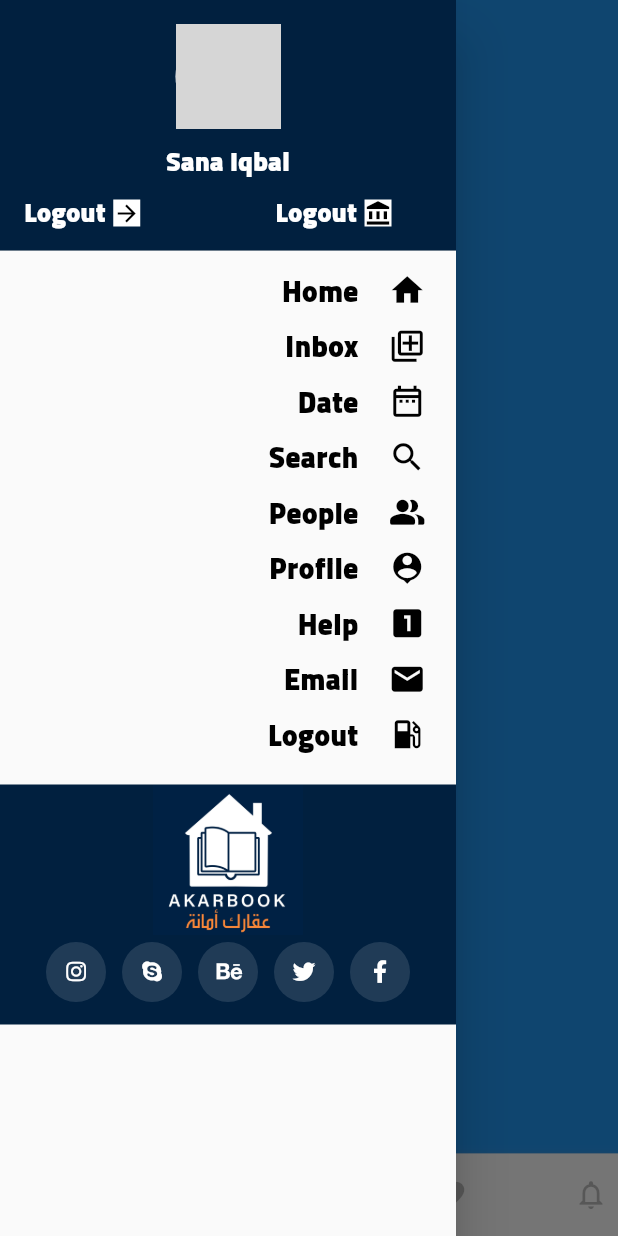
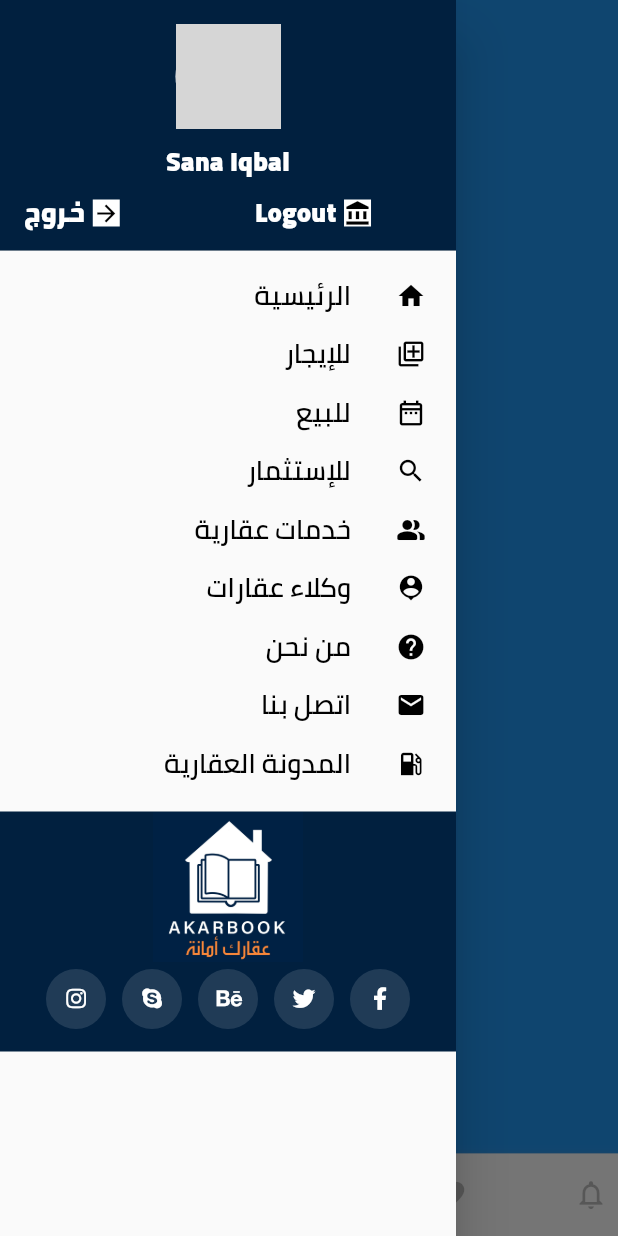
Before and after one commit to Zeehshan/akarbook, a Flutter app: the screen it shows after launch, item 2 of the bottom bar chosen, in the side drawer, after a tap on the "home" icon, on a phone screen of 412 x 824 dp. Run offline on Flutter 3.47's test engine with Material 2 defaults, Android fonts, the light colour scheme and no system bars; our stand-ins replace cached_network_image, font_awesome_flutter, get, google_fonts, sentry_flutter; network calls fail; grey boxes are pictures that could not be loaded.

Commit message:
bug fixing

```diff
--- a/lib/configs/i18n/app_translations.dart
+++ b/lib/configs/i18n/app_translations.dart
@@ -15,6 +15,7 @@ class AppTranslations extends Translations {
   @override
   Map<String, Map<String, String>> get keys => {
         'er': er_ER,
+        'err':er_TYPES
       };
 
 }
--- a/lib/configs/i18n/er_ER.dart
+++ b/lib/configs/i18n/er_ER.dart
@@ -1,3 +1,9 @@
 const Map<String, String> er_ER =  {
+   'HOME_PAGE' : 'الصفحة الرئيسية'
+};
+const Map<String, String> er_ERR =  {
    'HOME_PAGE' : 'home page screen'
 };
+const Map<String, String> er_TYPES =  {
+   'Important_Types' : 'أهم الأقسام '
+};
--- a/lib/controllers/home_controller.dart
+++ b/lib/controllers/home_controller.dart
@@ -17,4 +17,6 @@ class HomeController extends GetxController {
       update();
     super.onInit();
   }
+
+
 }
--- /dev/null
+++ b/lib/painter_example.dart
@@ -0,0 +1,99 @@
+
+import 'package:flutter/material.dart';
+import 'package:get/get.dart';
+
+final WIDTH = Get.width;
+// Widget paint =  CustomPaint(
+// size: Size(WIDTH,(WIDTH*0.625).toDouble()), //You can Replace [WIDTH] with your desired width for Custom Paint and height will be calculated automatically
+// painter: RPSCustomPainter(),
+// );
+//
+//
+// class RPSCustomPainter extends CustomPainter{
+//
+//   @override
+//   void paint(Canvas canvas, Size size) {
+//
+//
+//
+//     Paint paint_0 = new Paint()
+//       ..color = Color.fromARGB(255, 33, 150, 243)
+//       ..style = PaintingStyle.stroke
+//       ..strokeWidth = 1;
+//
+//
+//     Path path_0 = Path();
+//     path_0.moveTo(size.width,size.height*0.1000000);
+//     path_0.lineTo(size.width*0.1850000,size.height*0.7000000);
+//     path_0.lineTo(size.width*0.5600000,size.height*0.4040000);
+//     path_0.lineTo(size.width*0.5600000,size.height*0.0980000);
+//     path_0.lineTo(size.width*0.1862500,size.height*0.1000000);
+//     path_0.close();
+//
+//     canvas.drawPath(path_0, paint_0);
+//
+//
+//   }
+//
+//   @override
+//   bool shouldRepaint(covariant CustomPainter oldDelegate) {
+//     return true;
+//   }
+// }
+
+class TrianglePainter extends CustomPainter {
+  final Color strokeColor;
+  final PaintingStyle paintingStyle;
+  final double strokeWidth;
+
+  TrianglePainter({this.strokeColor = Colors.black, this.strokeWidth = 3, this.paintingStyle = PaintingStyle.stroke});
+
+  @override
+  void paint(Canvas canvas, Size size) {
+    Paint paint = Paint()
+      ..color = strokeColor
+      ..strokeWidth = strokeWidth
+      ..style = paintingStyle;
+
+    canvas.drawPath(getTrianglePath(size.width, size.height), paint);
+  }
+
+  Path getTrianglePath(double x, double y) {
+    return Path()
+      ..moveTo(0, y)
+      ..lineTo(x / 2, 0)
+      ..lineTo(x, y)
+      ..lineTo(0, y);
+  }
+
+  @override
+  bool shouldRepaint(TrianglePainter oldDelegate) {
+    return oldDelegate.strokeColor != strokeColor ||
+        oldDelegate.paintingStyle != paintingStyle ||
+        oldDelegate.strokeWidth != strokeWidth;
+  }
+}
+
+class HomePage extends StatelessWidget {
+  @override
+  Widget build(BuildContext context) {
+    return Scaffold(
+      body: Center(
+        child: RawMaterialButton(
+          onPressed: () {},
+          child: CustomPaint(
+            painter: TrianglePainter(
+              strokeColor: Colors.blue,
+              strokeWidth: 10,
+              paintingStyle: PaintingStyle.fill,
+            ),
+            child: Container(
+              height: 180,
+              width: 200,
+            ),
+          ),
+        ),
+      ),
+    );
+  }
+}
--- a/lib/ui/pages/home/drawer_page.dart
+++ b/lib/ui/pages/home/drawer_page.dart
@@ -10,7 +10,7 @@ class DrawerPage extends StatelessWidget {
         child: SingleChildScrollView(
           child: Column(
               crossAxisAlignment: CrossAxisAlignment.end,
-              mainAxisAlignment: MainAxisAlignment.end,
+              mainAxisAlignment: MainAxisAlignment.spaceBetween,
               children: [
                 Container(
                   height: 175,
@@ -32,7 +32,7 @@ class DrawerPage extends StatelessWidget {
                           size: 18),
                       Row(
                         children: [
-                          CommonText("Logout",
+                          CommonText("خروج",
                               color: Colors.white,
                               fontWeight: FontWeight.w800,
                               size: 18),
@@ -77,31 +77,31 @@ class DrawerPage extends StatelessWidget {
                     mainAxisAlignment: MainAxisAlignment.end,
                     children: [
                       DrawerMenuItem(
-                          text: "Home", icon: Icons.home, onTap: () {}),
+                          text: "الرئيسية", icon: Icons.home, onTap: () {}),
                       DrawerMenuItem(
-                          text: "Inbox",
+                          text: "للإيجار",
                           icon: Icons.queue_outlined,
                           onTap: () {}),
                       DrawerMenuItem(
-                          text: "Date",
+                          text: "للبيع",
                           icon: Icons.date_range_outlined,
                           onTap: () {}),
                       DrawerMenuItem(
-                          text: "Search", icon: Icons.search, onTap: () {}),
+                          text: "للإستثمار", icon: Icons.search, onTap: () {}),
                       DrawerMenuItem(
-                          text: "People",
+                          text: "خدمات عقارية",
                           icon: Icons.people_alt_rounded,
                           onTap: () {}),
                       DrawerMenuItem(
-                          text: "Profile",
+                          text: "وكلاء عقارات",
                           icon: Icons.person_pin,
                           onTap: () {}),
                       DrawerMenuItem(
-                          text: "Help", icon: Icons.looks_one, onTap: () {}),
+                          text: "من نحن", icon: Icons.help, onTap: () {}),
                       DrawerMenuItem(
-                          text: "Email", icon: Icons.email, onTap: () {}),
+                          text: "اتصل بنا", icon: Icons.email, onTap: () {}),
                       DrawerMenuItem(
-                          text: "Logout",
+                          text: "المدونة العقارية",
                           icon: Icons.local_gas_station,
                           onTap: () {}),
                     ],
@@ -175,35 +175,29 @@ class DrawerMenuItem extends StatelessWidget {
 
   @override
   Widget build(BuildContext context) {
-    return InkWell(
+    return Padding(
+      padding: const EdgeInsets.only(top: 5, right: 20,),
+      child: InkWell(
         onTap: onTap,
         child: Row(
           mainAxisAlignment: MainAxisAlignment.end,
           children: [
-          Padding(
-            padding: const EdgeInsets.only(top: 0, right: 20),
-            child: InkWell(
-              child: Row(
-                children: [
             CommonText("$text",
-                      color: Colors.black87,
-                      fontWeight: FontWeight.w800,
+                color: Colors.black,
+                fontWeight: FontWeight.w600,
                 fontFamily: "Cairo",
-                      size: 20),
+                size: 18),
             SizedBox(
-                    width: 20,
+              width: 30,
             ),
             Icon(
               icon,
               color: Colors.black,
-                    size: 25,
+              size: 20,
             ),
           ],
         ),
       ),
-          )
-        ],
-      ),
     );
   }
 }
--- a/lib/ui/pages/home/widgets/home.dart
+++ b/lib/ui/pages/home/widgets/home.dart
@@ -1,6 +1,9 @@
 import 'package:akarbook/configs/themes/colors.dart';
 import 'package:akarbook/controllers/home_controller.dart';
+import 'package:akarbook/painter_example.dart';
 import 'package:akarbook/ui/widget/text.dart';
+import 'package:akarbook/utils/responsive.dart';
+import 'package:akarbook/utils/utils.dart';
 import 'package:cached_network_image/cached_network_image.dart';
 import 'package:flutter/material.dart';
 import 'package:get/get.dart';
@@ -20,9 +23,10 @@ class HomeWidget extends StatelessWidget {
           SizedBox(
             height: Get.height,
             child: Stack(alignment: Alignment.topCenter, children: [
+              // TrianglePainter,
               Container(
                 margin: EdgeInsets.only(bottom: Get.height / 3),
-                height: MediaQuery.of(context).size.height - 400,
+                height: !Screen.isLandscape(context)? MediaQuery.of(context).size.height - 350:MediaQuery.of(context).size.width - 350,
                 color: Color(0XFF002247),
               ),
               Padding(
@@ -63,7 +67,7 @@ class HomeWidget extends StatelessWidget {
                                 controller!.tab3 = false;
                                 controller!.update();
                               },
-                              child: CommonText("tab1"),
+                              child: CommonText("للإيجار",size:14,),
                               color: controller!.tab1
                                   ? Colors.white
                                   : kLightPrimary,
@@ -76,7 +80,7 @@ class HomeWidget extends StatelessWidget {
                                 controller!.tab3 = false;
                                 controller!.update();
                               },
-                              child: CommonText("tab2"),
+                              child: CommonText("للبيع",size: 14,),
                               color: controller!.tab2
                                   ? Colors.white
                                   : kLightPrimary,
@@ -89,7 +93,7 @@ class HomeWidget extends StatelessWidget {
                                 controller!.tab3 = true;
                                 controller!.update();
                               },
-                              child: CommonText("tab3"),
+                              child: CommonText("للإستثمار",size: 14,),
                               color: controller!.tab3
                                   ? Colors.white
                                   : kLightPrimary,
@@ -125,29 +129,29 @@ class HomeWidget extends StatelessWidget {
                                 children: List.generate(
                                     controller!.proprtyList.length, (index) {
                                   return Padding(
-                                    padding: EdgeInsets.only(left: 10, top: 10),
+                                    padding: EdgeInsets.only(right: 10, top: 10),
                                     child: InkWell(
                                       onTap: () {},
                                       child: Card(
                                         elevation: 1,
                                         shape: RoundedRectangleBorder(
                                             borderRadius:
-                                                BorderRadius.circular(10)),
+                                                BorderRadius.circular(3)),
                                         child: Container(
-                                          height: Get.width / 1.8,
-                                          width: Get.width / 1.8,
+                                          height: Get.width / 1.55,
+                                          width: Get.width / 1.5,
                                           child: Column(
                                             children: [
                                               ClipRRect(
                                                 borderRadius: BorderRadius.only(
                                                     topRight:
-                                                        Radius.circular(10),
+                                                        Radius.circular(3),
                                                     topLeft:
-                                                        Radius.circular(10)),
+                                                        Radius.circular(3)),
                                                 child: CachedNetworkImage(
                                                   imageUrl:
                                                       "${controller!.proprtyList[index].image}",
-                                                  height: Get.width / 3,
+                                                  height: Get.width / 2.5,
                                                   imageBuilder: (context,
                                                           imageProvider) =>
                                                       Container(
@@ -277,8 +281,8 @@ class HomeWidget extends StatelessWidget {
                       Container(
                         margin: EdgeInsets.only(top: Get.height / 40),
                         height: Get.height / 1.3,
-                        padding: EdgeInsets.only(top: 10, left: 15, right: 15),
-                        color: Colors.grey[100],
+                        padding: EdgeInsets.only(top: 10, left: 5, right: 5),
+                        color: Colors.grey[200],
                         child: Column(
                           children: [
                             Row(
@@ -290,54 +294,34 @@ class HomeWidget extends StatelessWidget {
                                         borderRadius: BorderRadius.circular(8)),
                                     child: Padding(
                                       padding: const EdgeInsets.only(
-                                          left: 5.0, right: 5.0),
-                                      child: Text("Types"),
+                                          left: 5.0, right: 15.0),
+                                      child: Text("عرض الكل"),
                                     )),
-                                Text("Important Types"),
+                                Text("أهم الأقسام"),
                               ],
                             ),
                             Expanded(
                               child: GridView.builder(
-                                itemCount: 6,
+                                itemCount: AppConst().gridImages.length,
                                 scrollDirection: Axis.vertical,
                                 shrinkWrap: true,
                                 physics: ScrollPhysics(),
+
                                 gridDelegate:
                                     SliverGridDelegateWithFixedCrossAxisCount(
+                                      mainAxisSpacing: 5,
+                                        childAspectRatio: 1.5,
                                         crossAxisCount: 2),
                                 itemBuilder: (BuildContext context, int index) {
-                                  return InkWell(
+                                  return Padding(
+                                    padding: const EdgeInsets.all(3.0),
+                                    child: InkWell(
                                       onTap: () {},
-                                    child: Stack(
-                                      alignment: Alignment.center,
-                                      children: [
-                                        new Card(
+                                      child: new Card(
                                           child: Container(
-                                          height: Get.width / 2.2,
-                                          width: Get.width / 2.2,
-                                          child: CachedNetworkImage(
-                                            imageUrl:
-                                                "https://th.bing.com/th?id=OIF.c43m%2bM5vbG%2b0ou8XhBFY8A&w=219&h=180&c=7&o=5&pid=1.7",
-                                            height: Get.width / 3,
-                                            imageBuilder:
-                                                (context, imageProvider) =>
-                                                    Container(
-                                              decoration: BoxDecoration(
-                                                image: DecorationImage(
-                                                  image: imageProvider,
-                                                  fit: BoxFit.cover,
-                                                  // colorFilter:
-                                                  // ColorFilter.mode(Colors.red, BlendMode.colorBurn)
-                                                ),
-                                              ),
-                                            ),
-                                            placeholder: (context, url) => Center(
-                                                child:
-                                                    CircularProgressIndicator()),
-                                            errorWidget:
-                                                (context, url, error) =>
-                                                    Icon(Icons.error),
-                                          ),
+                                        height: Get.width / 3.3,
+                                        width: Get.width / 2.8,
+                                        child: Image.asset(AppConst().gridImages[index],fit: BoxFit.cover,)
                                         // decoration: BoxDecoration(
                                         //     image: DecorationImage(
                                         //         image: AssetImage(
@@ -345,13 +329,6 @@ class HomeWidget extends StatelessWidget {
                                         //         ),
                                         //         fit: BoxFit.cover)),
                                       )),
-                                        CommonText(
-                                          "Property",
-                                          color: Colors.white,
-                                          size: 18,
-                                          fontWeight: FontWeight.w500,
-                                        )
-                                      ],
                                     ),
                                   );
                                 },
--- a/lib/utils/utils.dart
+++ b/lib/utils/utils.dart
@@ -23,7 +23,10 @@ class AppConst {
   ];
 
   final List<String> gridImages = [
-
+    "images/business.jpg",
+    "images/building.jpg",
+    "images/help.jpg",
+    "images/parks.jpg"
   ];
 
 }
```
Also changed, not shown: images/building.jpg (added), images/business.jpg (added), images/help.jpg (added), images/parks.jpg (added). Lines whose indentation alone changed are shown as unchanged.
